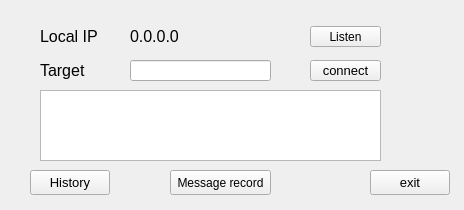
The window that startscreen.ui (uupc28/qtProject-SummerTask) describes before a commit, drawn with Qt 5.
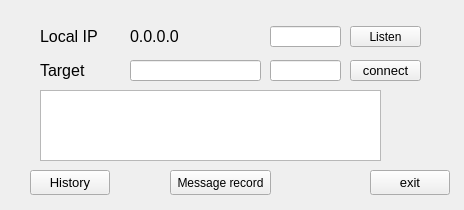
The same window after the commit.

The edit to the form file:
```diff
--- a/startscreen.ui
+++ b/startscreen.ui
@@ -54,7 +54,7 @@
     <rect>
      <x>130</x>
      <y>26</y>
-     <width>141</width>
+     <width>131</width>
      <height>21</height>
     </rect>
    </property>
@@ -72,7 +72,7 @@
     <rect>
      <x>130</x>
      <y>60</y>
-     <width>141</width>
+     <width>131</width>
      <height>21</height>
     </rect>
    </property>
@@ -80,7 +80,7 @@
   <widget class="QPushButton" name="Button_connect">
    <property name="geometry">
     <rect>
-     <x>310</x>
+     <x>350</x>
      <y>60</y>
      <width>71</width>
      <height>21</height>
@@ -162,7 +162,7 @@
   <widget class="QPushButton" name="Button_listen">
    <property name="geometry">
     <rect>
-     <x>310</x>
+     <x>350</x>
      <y>26</y>
      <width>71</width>
      <height>21</height>
@@ -172,6 +172,26 @@
     <string>Listen</string>
    </property>
   </widget>
+  <widget class="QLineEdit" name="Edit_lisPort">
+   <property name="geometry">
+    <rect>
+     <x>270</x>
+     <y>26</y>
+     <width>71</width>
+     <height>21</height>
+    </rect>
+   </property>
+  </widget>
+  <widget class="QLineEdit" name="Edit_conPort">
+   <property name="geometry">
+    <rect>
+     <x>270</x>
+     <y>60</y>
+     <width>71</width>
+     <height>21</height>
+    </rect>
+   </property>
+  </widget>
  </widget>
  <resources/>
  <connections/>
```
